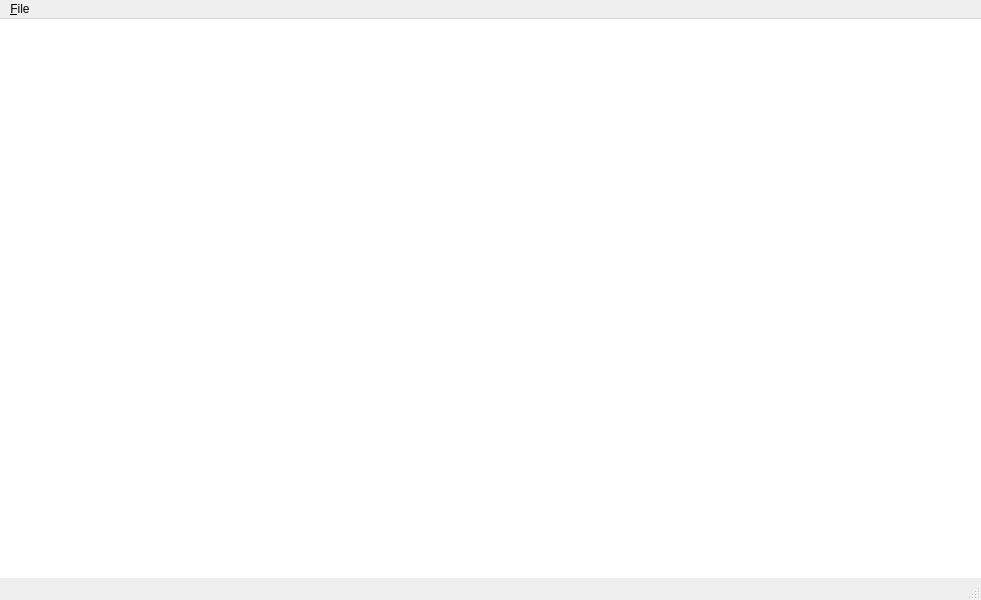
Above: collectionmanager/ui/main_window.ui from mavroprovato/collection-manager before the change. Below: the same form after it.
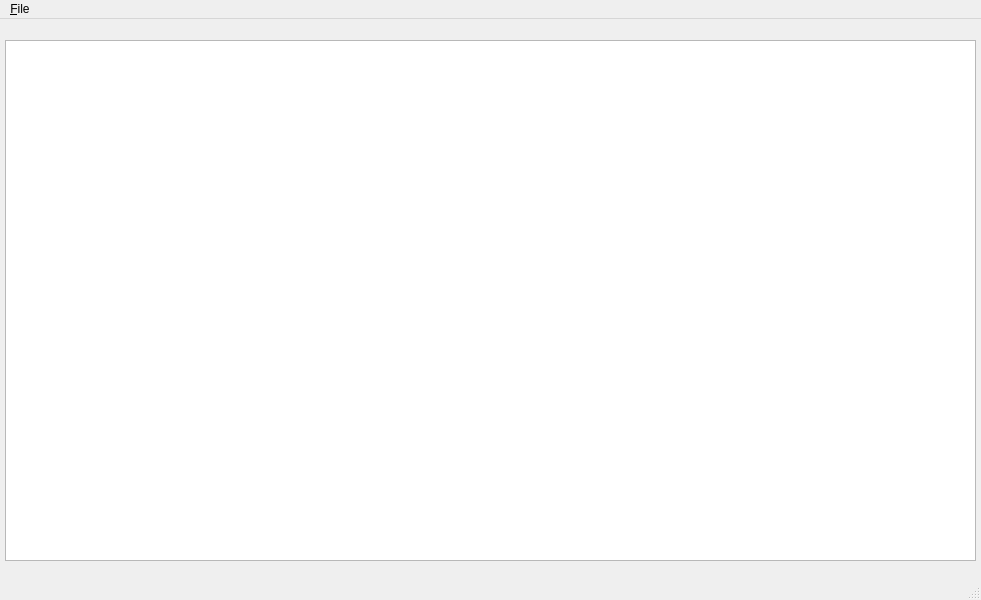
That is the form after the change.

Commit message: Use a table model

What changed in the file:
```diff
--- a/collectionmanager/ui/main_window.ui
+++ b/collectionmanager/ui/main_window.ui
@@ -14,13 +14,13 @@
    <string>Collection Manager</string>
   </property>
   <widget class="QWidget" name="centralwidget">
-   <widget class="QTableView" name="tableView">
+   <widget class="QTableWidget" name="tableWidget">
     <property name="geometry">
      <rect>
-      <x>-5</x>
-      <y>-9</y>
-      <width>1001</width>
-      <height>571</height>
+      <x>5</x>
+      <y>21</y>
+      <width>971</width>
+      <height>521</height>
      </rect>
     </property>
    </widget>
```
The commit also changes 4 other files.
